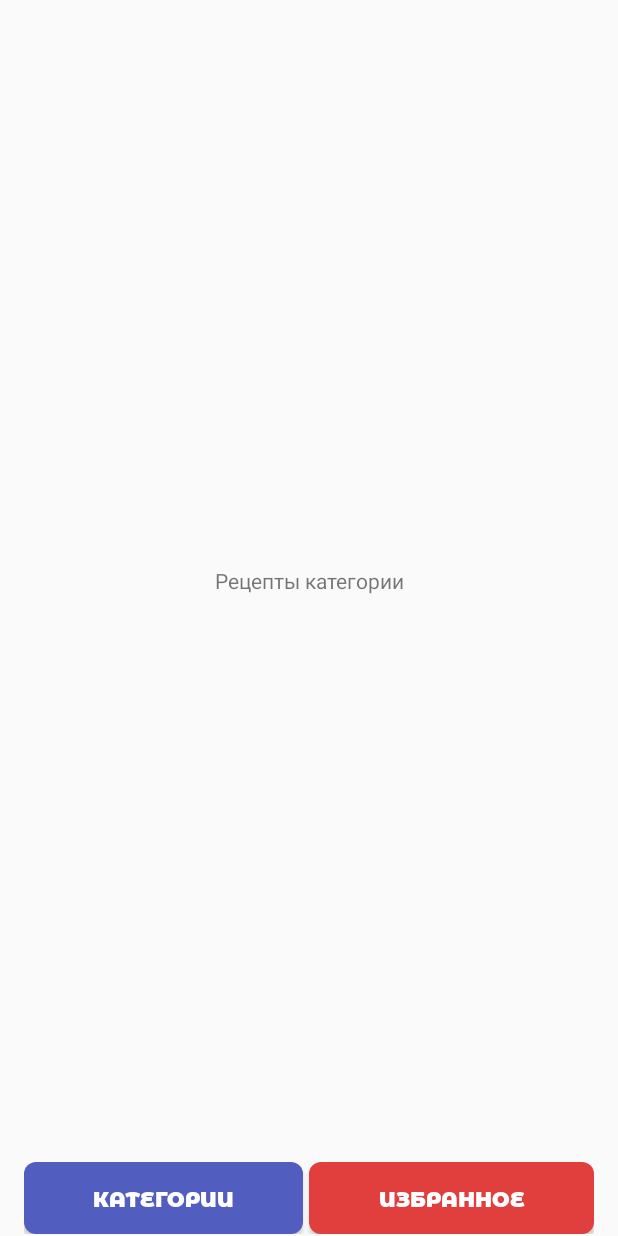
After one commit to fhntva/ASEucationalProject, an Android app: the fragment RecipesListFragment placed in its activity, on a phone screen of 412 x 824 dp. The commit adds this screen. Run offline under Robolectric (Android 15) with nearby library versions, the phone set to English and light mode, and no system bars.

Commit message:
RA-09 Передавать callback (обратный вызов) при клике на элемент списка

```diff
--- a/app/src/main/java/com/example/aseducationalproject/CategoriesListAdapter.kt
+++ b/app/src/main/java/com/example/aseducationalproject/CategoriesListAdapter.kt
@@ -1,5 +1,7 @@
 package com.example.aseducationalproject
 
+import android.content.DialogInterface
+import android.content.DialogInterface.OnClickListener
 import android.graphics.drawable.Drawable
 import android.util.Log
 import android.view.LayoutInflater
@@ -14,6 +16,16 @@ import com.example.aseducationalproject.databinding.ItemCategoryBinding
 class CategoryListAdapter(private val dataSet: List<Category>) :
     RecyclerView.Adapter<CategoryListAdapter.ViewHolder>() {
 
+
+    interface OnItemClickListener {
+        fun onItemClick()
+    }
+
+    private var itemClickListener: OnItemClickListener? = null
+
+    fun setOnItemClickListener(listener: OnItemClickListener) {
+        itemClickListener = listener
+    }
 
     class ViewHolder(view: View) : RecyclerView.ViewHolder(view) {
 
@@ -48,6 +60,8 @@ class CategoryListAdapter(private val dataSet: List<Category>) :
         holder.descriptionTextView.text = category.description
 
 
+
+
         val drawable = try {
             Drawable.createFromStream(holder.itemView.context.assets.open(category.imageUrl), null)
         } catch (e: Exception) {
@@ -57,6 +71,11 @@ class CategoryListAdapter(private val dataSet: List<Category>) :
 
         holder.imageView.setImageDrawable(drawable)
         holder.imageView.contentDescription = category.title
+        holder.imageView.setOnClickListener {
+
+            itemClickListener?.onItemClick()
+        }
+
     }
 
     override fun getItemCount() = dataSet.size
--- a/app/src/main/java/com/example/aseducationalproject/CategoriesListFragment.kt
+++ b/app/src/main/java/com/example/aseducationalproject/CategoriesListFragment.kt
@@ -5,10 +5,12 @@ import android.view.LayoutInflater
 import android.view.View
 import android.view.ViewGroup
 import androidx.fragment.app.Fragment
+import androidx.fragment.app.commit
+import androidx.fragment.app.replace
 import com.example.aseducationalproject.databinding.FragmentListCategoriesBinding
 
 
-class CategoriesListFragment:
+class CategoriesListFragment :
     Fragment(R.layout.fragment_list_categories) {
 
     private var _binding: FragmentListCategoriesBinding? = null
@@ -29,7 +31,7 @@ class CategoriesListFragment:
 
     override fun onViewCreated(view: View, savedInstanceState: Bundle?) {
         super.onViewCreated(view, savedInstanceState)
-        println( println("Я зашел в создание экрана "))
+        println(println("Я зашел в создание экрана "))
         initRecycler()
 
     }
@@ -40,12 +42,29 @@ class CategoriesListFragment:
         _binding = null
     }
 
-    fun initRecycler()
-    {
+
+    fun initRecycler() {
 
         val categoriesAdapter = CategoryListAdapter(STUB.getCategories())
         binding.rvCategories.adapter = categoriesAdapter
 
+        categoriesAdapter.setOnItemClickListener(object : CategoryListAdapter.OnItemClickListener{
+            override fun onItemClick() {
+                openRecipesByCategoryId()
+            }
+        })
+
+
+    }
+    private fun openRecipesByCategoryId()
+    {
+        fragmentManager?.commit {
+            setReorderingAllowed(true)
+            replace<RecipesListFragment>(R.id.mainContainer)
         }
 
     }
+
+
+
+}
--- /dev/null
+++ b/app/src/main/java/com/example/aseducationalproject/RecipesListFragment.kt
@@ -0,0 +1,32 @@
+package com.example.aseducationalproject
+
+import androidx.fragment.app.Fragment
+import android.os.Bundle
+import android.view.LayoutInflater
+import android.view.View
+import android.view.ViewGroup
+import com.example.aseducationalproject.databinding.FragmentRecipeListBinding
+
+class RecipesListFragment : Fragment(R.layout.fragment_recipe_list) {
+
+    private var _binding: FragmentRecipeListBinding? = null
+    private val binding
+        get() = _binding
+            ?: throw IllegalStateException("Binding for FragmentRecipesListBinding must be not null")
+
+
+    override fun onCreateView(
+        inflater: LayoutInflater,
+        container: ViewGroup?,
+        savedInstanceState: Bundle?
+    ): View? {
+        _binding = FragmentRecipeListBinding.inflate(layoutInflater)
+        return binding.root
+    }
+
+    override fun onDestroyView() {
+        super.onDestroyView()
+        _binding = null
+    }
+
+}
--- /dev/null
+++ b/app/src/main/res/layout/fragment_recipe_list.xml
@@ -0,0 +1,20 @@
+<?xml version="1.0" encoding="utf-8"?>
+<androidx.constraintlayout.widget.ConstraintLayout xmlns:android="http://schemas.android.com/apk/res/android"
+    xmlns:app="http://schemas.android.com/apk/res-auto"
+    android:layout_width="match_parent"
+    android:layout_height="match_parent">
+
+
+    <TextView
+        android:layout_width="wrap_content"
+        android:layout_height="wrap_content"
+        android:text="Рецепты категории"
+        app:layout_constraintBottom_toBottomOf="parent"
+        app:layout_constraintEnd_toEndOf="parent"
+        app:layout_constraintStart_toStartOf="parent"
+        app:layout_constraintTop_toTopOf="parent"/>
+
+
+
+
+</androidx.constraintlayout.widget.ConstraintLayout>
```
Lines whose indentation alone changed are shown as unchanged.
